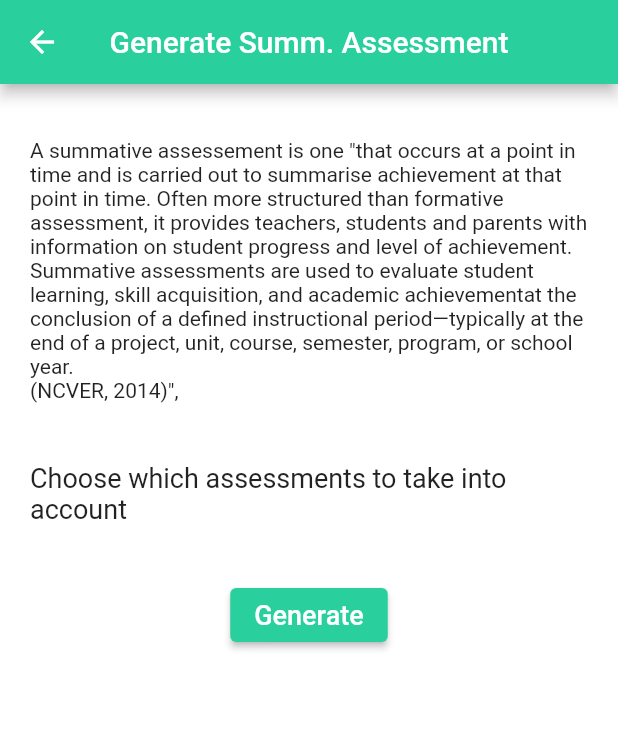
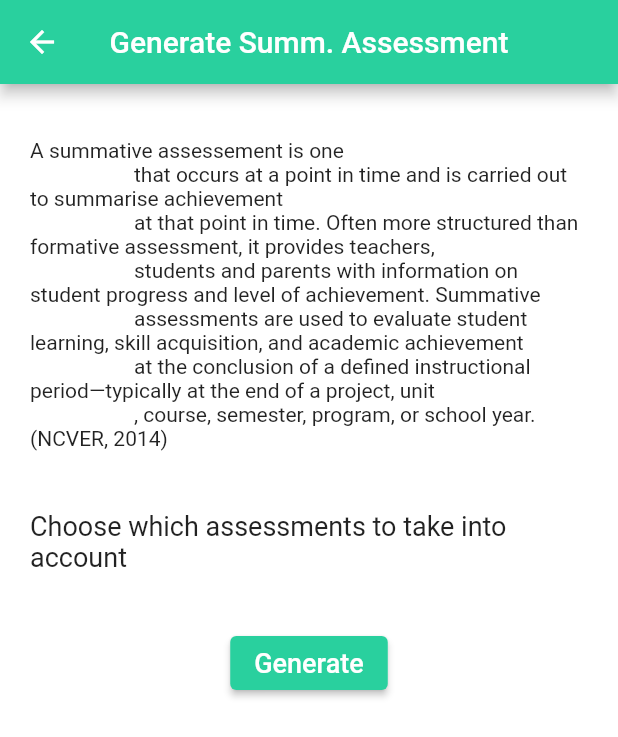
Before and after one commit to n1ghtbyte/Assessments-App, a Flutter app: the GenSingleSummAssessment screen opened directly with empty values, on a phone screen of 412 x 824 dp. Shown: the top 737 px of the screen. Run offline on Flutter 3.47's test engine with Material 2 defaults, Android fonts, the phone set to English and light mode, and no system bars; our stand-ins replace cloud_firestore, firebase_auth, firebase_core, fl_chart, flutter_speed_dial, loader_overlay; accounts and stored records are empty.

Commit message:
refactor: text appearence on summative

```diff
--- a/lib/pages/Teacher/Assessments/GenSingleSummAssessment.dart
+++ b/lib/pages/Teacher/Assessments/GenSingleSummAssessment.dart
@@ -65,14 +65,15 @@ class _GenSingleSummAssessmentState extends State<GenSingleSummAssessment> {
                 Container(
                   padding: EdgeInsets.all(20.0),
                   child: Text(
-                    'A summative assessement is one '
-                    '"that occurs at a point in time and is carried out to summarise achievement '
-                    'at that point in time. Often more structured than formative assessment, it provides teachers, '
-                    'students and parents with information on student progress and level of achievement. Summative '
-                    'assessments are used to evaluate student learning, skill acquisition, and academic achievement'
-                    'at the conclusion of a defined instructional period—typically at the end of a project, unit'
-                    ', course, semester, program, or school year. \n(NCVER, 2014)",',
+                    """A summative assessement is one
+                    that occurs at a point in time and is carried out to summarise achievement
+                    at that point in time. Often more structured than formative assessment, it provides teachers,
+                    students and parents with information on student progress and level of achievement. Summative
+                    assessments are used to evaluate student learning, skill acquisition, and academic achievement
+                    at the conclusion of a defined instructional period—typically at the end of a project, unit
+                    , course, semester, program, or school year. \n(NCVER, 2014)""",
                     softWrap: true,
+                    textAlign: TextAlign.left,
                   ),
                 ),
                 Container(
```
